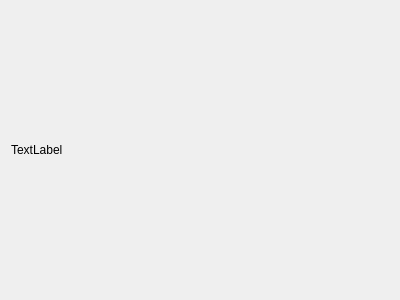
Old version of the form BaseDialog.ui in the repository wruwami/TPCAM-M30.
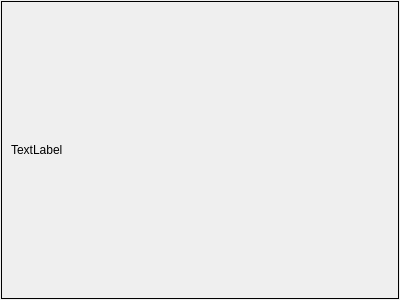
New version of the form. Custom widgets are drawn as their Qt base class.

```diff
--- a/BaseDialog.ui
+++ b/BaseDialog.ui
@@ -17,6 +17,32 @@
    <string notr="true"/>
   </property>
   <layout class="QVBoxLayout" name="verticalLayout_2">
+   <property name="leftMargin">
+    <number>1</number>
+   </property>
+   <property name="topMargin">
+    <number>1</number>
+   </property>
+   <property name="rightMargin">
+    <number>1</number>
+   </property>
+   <property name="bottomMargin">
+    <number>1</number>
+   </property>
+   <item>
+    <widget class="QFrame" name="frame">
+     <property name="styleSheet">
+      <string notr="true">.QFrame{
+	border: 1px solid black;
+}</string>
+     </property>
+     <property name="frameShape">
+      <enum>QFrame::StyledPanel</enum>
+     </property>
+     <property name="frameShadow">
+      <enum>QFrame::Raised</enum>
+     </property>
+     <layout class="QVBoxLayout" name="verticalLayout_3">
    <item>
     <layout class="QVBoxLayout" name="verticalLayout">
      <item>
@@ -49,6 +75,9 @@
       </layout>
      </item>
     </layout>
+      </item>
+     </layout>
+    </widget>
    </item>
   </layout>
  </widget>
```
Lines whose indentation alone changed are shown as unchanged.
